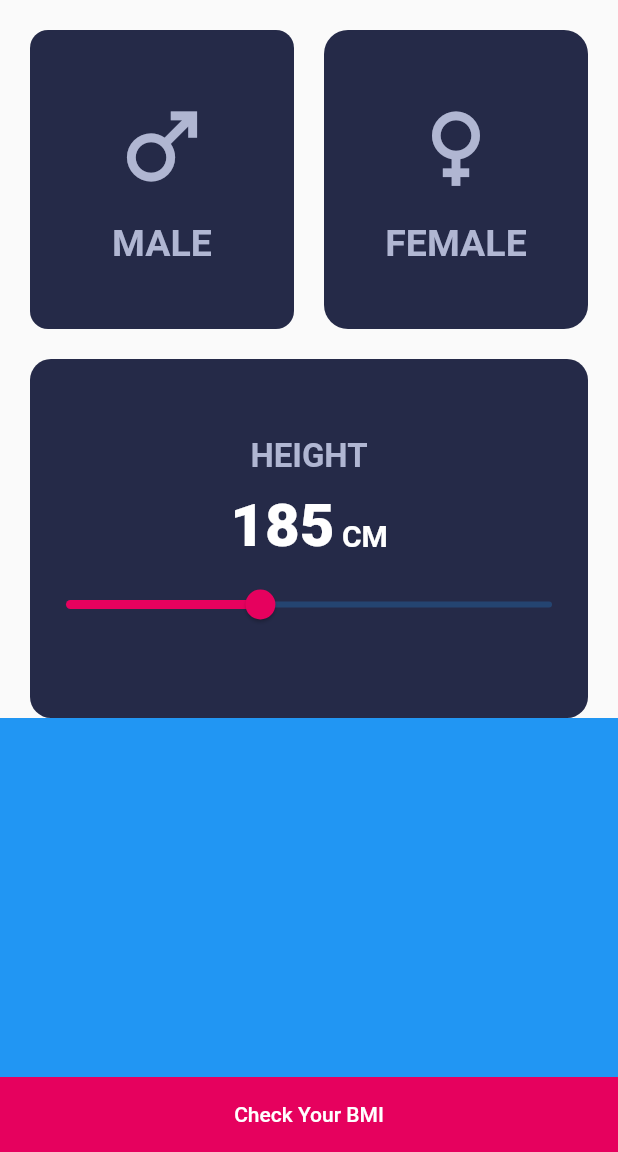
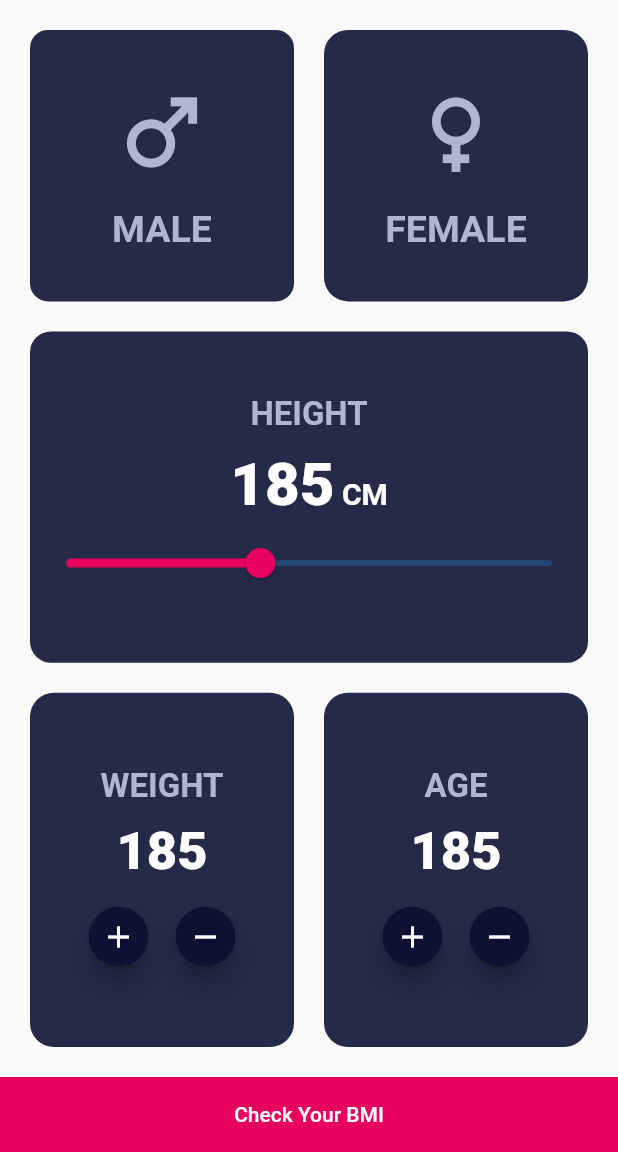
Before and after one commit to MustafaFawzy229/bmi_calculator, a Flutter app: the screen it shows after launch, on a phone screen of 412 x 824 dp, the part 84-1236 px from its top. Run offline on Flutter 3.47's test engine with Material 2 defaults, Android fonts, the phone set to English and light mode, and no system bars.

Commit message:
finish section 3 ui

```diff
--- a/lib/views/home_screen_view.dart
+++ b/lib/views/home_screen_view.dart
@@ -14,6 +14,7 @@ class HomeScreen extends StatelessWidget {
       body: Column(
         children: [
           Expanded(
+            flex: 4,
             child: Padding(
               padding: const EdgeInsets.all(20.0),
               child: Row(
@@ -82,6 +83,7 @@ class HomeScreen extends StatelessWidget {
             ),
           ),
           Expanded(
+            flex: 4,
             child: Padding(
               padding: const EdgeInsets.symmetric(
                 horizontal: 20,
@@ -144,9 +146,114 @@ class HomeScreen extends StatelessWidget {
             ),
           ),
           Expanded(
-            child: Container(
-              color: Colors.blue,
-              width: double.infinity,
+            flex: 5,
+            child: Padding(
+              padding: const EdgeInsets.all(20.0),
+              child: Row(
+                children: [
+                  Expanded(
+                    child: Container(
+                      decoration: BoxDecoration(
+                        color: const Color(0xff252a48),
+                        borderRadius: BorderRadius.circular(16),
+                      ),
+                      child: Column(
+                        mainAxisAlignment: MainAxisAlignment.center,
+                        children: [
+                          const Text(
+                            'WEIGHT',
+                            style: TextStyle(
+                              fontSize: 22,
+                              fontWeight: FontWeight.bold,
+                              color: Color(0xffb0b6d2),
+                            ),
+                          ),
+                          const SizedBox(height: 10),
+                          const Text(
+                            '185',
+                            style: TextStyle(
+                              fontSize: 35,
+                              fontWeight: FontWeight.w900,
+                              color: Colors.white,
+                            ),
+                          ),
+                          const SizedBox(height: 12),
+                          Row(
+                            mainAxisAlignment: MainAxisAlignment.center,
+                            children: [
+                              FloatingActionButton(
+                                mini: true,
+                                onPressed: () {},
+                                backgroundColor: const Color(0xff0d1232),
+                                child: const Icon(Icons.add),
+                              ),
+                              const SizedBox(width: 10),
+                              FloatingActionButton(
+                                mini: true,
+                                onPressed: () {},
+                                backgroundColor: const Color(0xff0d1232),
+                                child: const Icon(Icons.remove),
+                              ),
+                            ],
+                          ),
+                        ],
+                      ),
+                    ),
+                  ),
+                  const SizedBox(
+                    width: 20,
+                  ),
+                  Expanded(
+                    child: Container(
+                      decoration: BoxDecoration(
+                        color: const Color(0xff252a48),
+                        borderRadius: BorderRadius.circular(16),
+                      ),
+                      child: Column(
+                        mainAxisAlignment: MainAxisAlignment.center,
+                        children: [
+                          const Text(
+                            'AGE',
+                            style: TextStyle(
+                              fontSize: 22,
+                              fontWeight: FontWeight.bold,
+                              color: Color(0xffb0b6d2),
+                            ),
+                          ),
+                          const SizedBox(height: 10),
+                          const Text(
+                            '185',
+                            style: TextStyle(
+                              fontSize: 35,
+                              fontWeight: FontWeight.w900,
+                              color: Colors.white,
+                            ),
+                          ),
+                          const SizedBox(height: 12),
+                          Row(
+                            mainAxisAlignment: MainAxisAlignment.center,
+                            children: [
+                              FloatingActionButton(
+                                mini: true,
+                                onPressed: () {},
+                                backgroundColor: const Color(0xff0d1232),
+                                child: const Icon(Icons.add),
+                              ),
+                              const SizedBox(width: 10),
+                              FloatingActionButton(
+                                mini: true,
+                                onPressed: () {},
+                                backgroundColor: const Color(0xff0d1232),
+                                child: const Icon(Icons.remove),
+                              ),
+                            ],
+                          ),
+                        ],
+                      ),
+                    ),
+                  ),
+                ],
+              ),
             ),
           ),
           Container(
```
